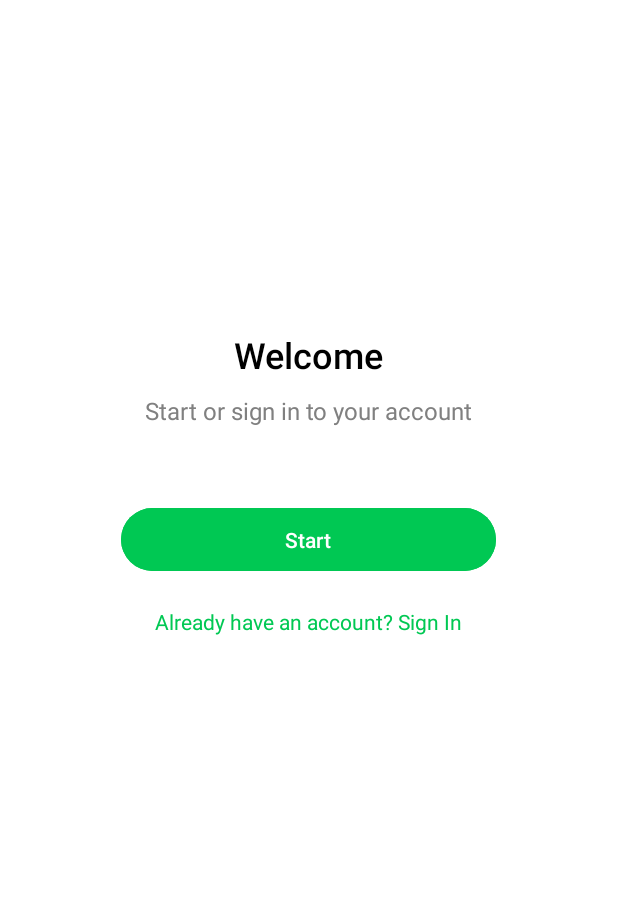
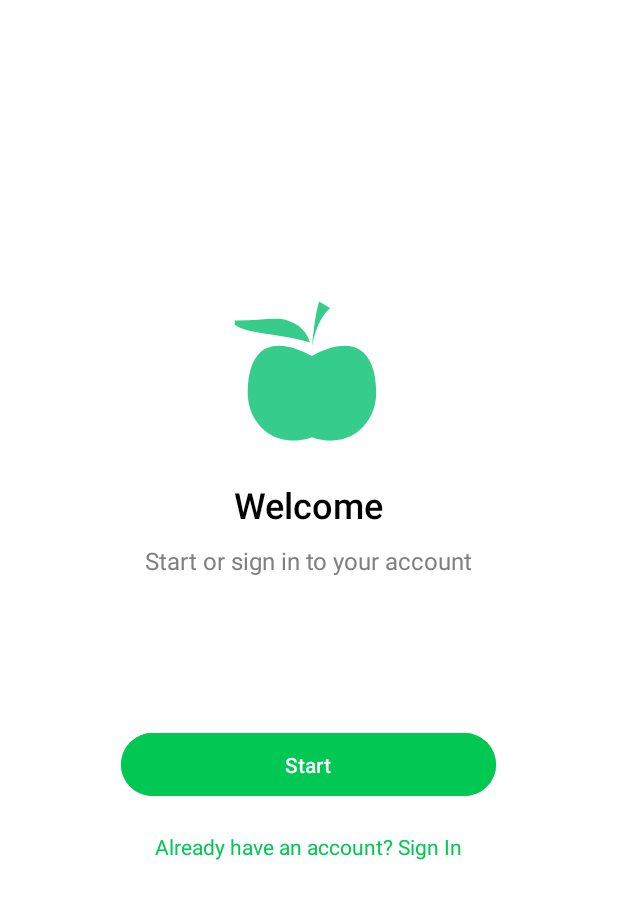
Before and after one commit to stefsantos/dailybite, an Android app: the screen it shows after launch (MainActivity), on a phone screen of 412 x 824 dp. Shown: the top 899 px of the screen. Run offline under Robolectric (Android 15) with nearby library versions, the phone set to English and light mode, and no system bars.

Commit message:
Welcome page

```diff
--- a/app/src/main/java/com/example/dailybite/MainActivity.java
+++ b/app/src/main/java/com/example/dailybite/MainActivity.java
@@ -1,6 +1,9 @@
 package com.example.dailybite;
 
+import android.content.Intent;
 import android.os.Bundle;
+import android.view.View;
+import android.widget.Button;
 
 import androidx.activity.EdgeToEdge;
 import androidx.appcompat.app.AppCompatActivity;
@@ -15,10 +18,23 @@ public class MainActivity extends AppCompatActivity {
         super.onCreate(savedInstanceState);
         EdgeToEdge.enable(this);
         setContentView(R.layout.activity_main);
+
+        // Adjust padding based on system bars
         ViewCompat.setOnApplyWindowInsetsListener(findViewById(R.id.main), (v, insets) -> {
             Insets systemBars = insets.getInsets(WindowInsetsCompat.Type.systemBars());
             v.setPadding(systemBars.left, systemBars.top, systemBars.right, systemBars.bottom);
             return insets;
         });
+
+        // Find the Start button and set OnClickListener
+        Button startButton = findViewById(R.id.start_button);
+        startButton.setOnClickListener(new View.OnClickListener() {
+            @Override
+            public void onClick(View v) {
+                // Navigate to LoginActivity
+                Intent intent = new Intent(MainActivity.this, LoginActivity.class);
+                startActivity(intent);
+            }
+        });
     }
 }
--- /dev/null
+++ b/app/src/main/res/drawable/apple_icon.xml
@@ -0,0 +1,13 @@
+<vector xmlns:android="http://schemas.android.com/apk/res/android"
+    android:width="101dp"
+    android:height="100dp"
+    android:viewportWidth="101"
+    android:viewportHeight="100">
+  <group>
+    <clip-path
+        android:pathData="M0.5,0h100v100h-100z"/>
+    <path
+        android:pathData="M57.32,0.31L64.84,4.95C57.51,10.27 53.56,24.06 52.48,32.04C53.02,23.74 54.71,8.58 57.32,0.31ZM30.92,12.06C41.31,13.46 49.23,19.99 51.13,27.99C42.75,25.35 30.42,23.45 20.07,21.97C11.83,20.46 2.37,19.48 -2.83,13.02C9.12,13.85 19.96,11.77 30.92,12.06ZM51.79,36.81C52.19,37.03 52.7,37.03 53.1,36.81C67.07,29.34 77.67,28.59 84.7,32.97C91.72,37.35 95.72,47.22 95.72,62.19C95.72,71.91 91.49,81.59 84.06,87.7C76.63,93.8 66.05,96.48 52.89,92.17C52.62,92.08 52.31,92.08 52.04,92.17C38.88,96.48 28.3,93.8 20.87,87.7C13.44,81.59 9.21,71.91 9.21,62.19C9.21,46.94 13.29,36.98 20.36,32.63C30.59,26.97 43.33,32.19 51.79,36.81Z"
+        android:fillColor="#35CC8C"/>
+  </group>
+</vector>
--- /dev/null
+++ b/app/src/main/res/drawable/ic_back.xml
@@ -0,0 +1,5 @@
+<vector xmlns:android="http://schemas.android.com/apk/res/android" android:height="24dp" android:tint="#000000" android:viewportHeight="24" android:viewportWidth="24" android:width="24dp">
+
+    <path android:fillColor="@android:color/white" android:pathData="M17.77,3.77l-1.77,-1.77l-10,10l10,10l1.77,-1.77l-8.23,-8.23z"/>
+
+</vector>
--- /dev/null
+++ b/app/src/main/res/drawable/ic_email.xml
@@ -0,0 +1,5 @@
+<vector xmlns:android="http://schemas.android.com/apk/res/android" android:height="24dp" android:tint="#000000" android:viewportHeight="24" android:viewportWidth="24" android:width="24dp">
+
+    <path android:fillColor="@android:color/white" android:pathData="M20,4L4,4c-1.1,0 -1.99,0.9 -1.99,2L2,18c0,1.1 0.9,2 2,2h16c1.1,0 2,-0.9 2,-2L22,6c0,-1.1 -0.9,-2 -2,-2zM20,8l-8,5 -8,-5L4,6l8,5 8,-5v2z"/>
+
+</vector>
--- /dev/null
+++ b/app/src/main/res/drawable/lock.xml
@@ -0,0 +1,5 @@
+<vector xmlns:android="http://schemas.android.com/apk/res/android" android:height="24dp" android:tint="#000000" android:viewportHeight="24" android:viewportWidth="24" android:width="24dp">
+
+    <path android:fillColor="@android:color/white" android:pathData="M18,8h-1L17,6c0,-2.76 -2.24,-5 -5,-5S7,3.24 7,6v2L6,8c-1.1,0 -2,0.9 -2,2v10c0,1.1 0.9,2 2,2h12c1.1,0 2,-0.9 2,-2L20,10c0,-1.1 -0.9,-2 -2,-2zM12,17c-1.1,0 -2,-0.9 -2,-2s0.9,-2 2,-2 2,0.9 2,2 -0.9,2 -2,2zM15.1,8L8.9,8L8.9,6c0,-1.71 1.39,-3.1 3.1,-3.1 1.71,0 3.1,1.39 3.1,3.1v2z"/>
+
+</vector>
--- a/app/src/main/res/layout/activity_main.xml
+++ b/app/src/main/res/layout/activity_main.xml
@@ -11,8 +11,9 @@
         android:layout_width="100dp"
         android:layout_height="100dp"
         android:layout_centerHorizontal="true"
-        android:layout_marginTop="100dp"
-        android:contentDescription="App Logo"/>
+        android:layout_marginTop="200dp"
+        android:contentDescription="App Logo"
+        android:src="@drawable/apple_icon"/>
 
     <!-- Welcome text -->
     <TextView
@@ -48,7 +49,7 @@
         android:textColor="#FFFFFF"
         android:backgroundTint="#00C853"
         android:layout_below="@id/welcome_subtext"
-        android:layout_marginTop="50dp"
+        android:layout_marginTop="100dp"
         android:layout_centerHorizontal="true"
         android:elevation="4dp"/>
 
```
Also changed, not shown: app/src/main/AndroidManifest.xml (+7 -1 lines), app/src/main/java/com/example/dailybite/LoginActivity.java (added, +78 -0 lines), app/src/main/res/layout/activity_login.xml (added, +85 -0 lines).
